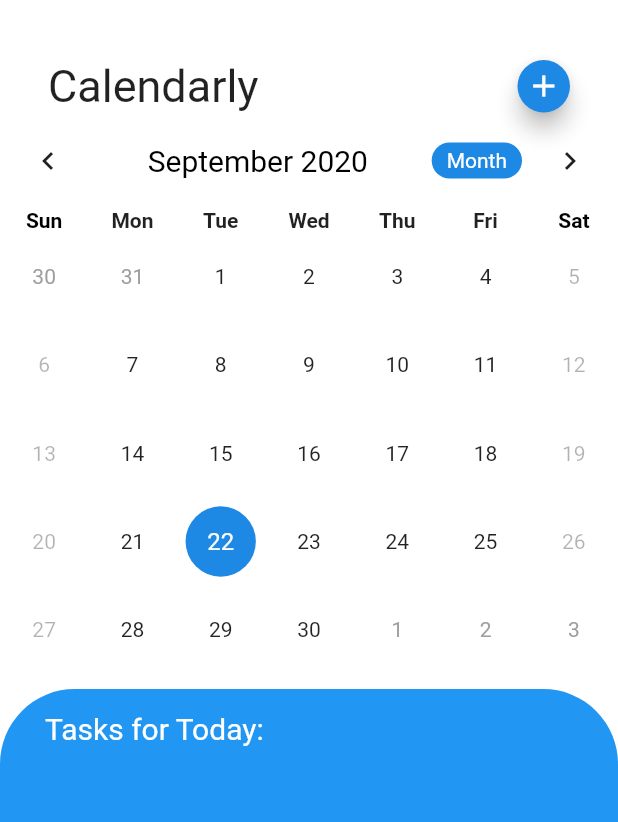
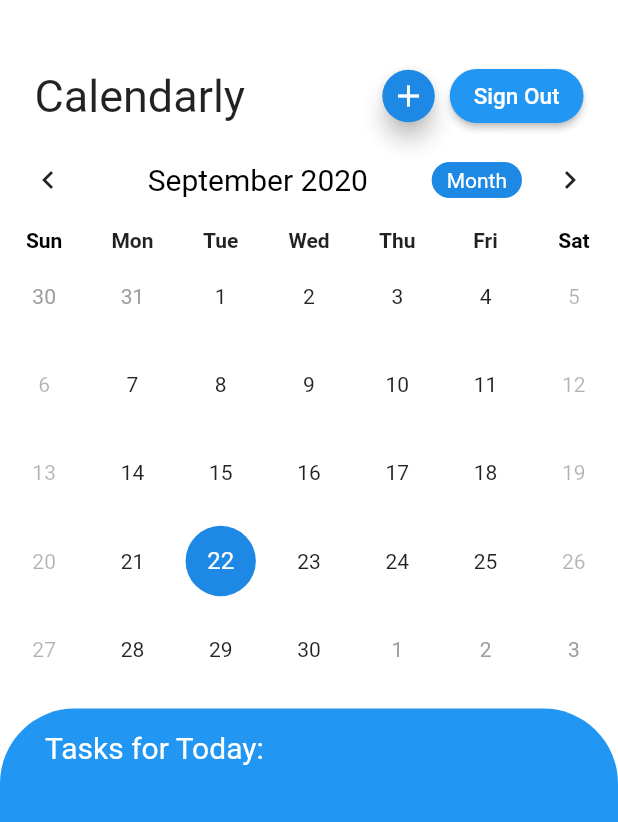
Before and after one commit to kimberlycao/Calendarly, a Flutter app: the HomePage screen opened directly, on a phone screen of 412 x 824 dp. Shown: the top 822 px of the screen. Run offline on Flutter 3.47's test engine with Material 2 defaults, Android fonts, the phone set to English and light mode, and no system bars; drawn by our look-alikes of table_calendar; our stand-ins replace email_validator, firebase_auth, firebase_core, firebase_database, flutter_signin_button, form_field_validator and 2 more; accounts and stored records are empty.

Commit message:
Added sign out function and error handling for register and sign in methods

```diff
--- a/lib/add_event.dart
+++ b/lib/add_event.dart
@@ -1,4 +1,4 @@
-import 'package:calendarly/calendar.dart';
+import 'package:calendarly/homepage.dart';
 import 'package:flutter/material.dart';
 import 'package:google_fonts/google_fonts.dart';
 
--- a/lib/calendar.dart
+++ b/lib/calendar.dart
@@ -1,127 +1,38 @@
 import 'package:flutter/material.dart';
 import 'package:google_fonts/google_fonts.dart';
 import 'package:table_calendar/table_calendar.dart';
-import 'package:intl/date_symbol_data_local.dart';
-import 'add_event.dart';
 
-class HomePage extends StatefulWidget {
-  @override
-  _HomePageState createState() => _HomePageState();
-}
+class Calendar extends StatelessWidget {
+  const Calendar({
+    Key key,
+    @required CalendarController controller,
+  })  : _controller = controller,
+        super(key: key);
 
-class _HomePageState extends State<HomePage> {
-  CalendarController _controller;
-  AnimationController _animation;
-  int currentYear;
-  Map<DateTime, String> specialDates;
+  final CalendarController _controller;
 
   @override
-  void initState() {
-    super.initState();
-    _controller = CalendarController();
-    //set current year
-    var currentYear = DateTime.now().year;
-
-    specialDates = {
-      DateTime(currentYear, 1, 1): "New Years",
-      DateTime(currentYear, 10, 10): "Naruto Uzamaki's Birthday",
-      DateTime(currentYear, 7, 23): "Sasuke Uchiha's Birthday",
-    };
-  }
-
-  @override
-  void dispose() {
-    _controller.dispose();
-    _animation.dispose();
-    super.dispose();
-  }
-
   Widget build(BuildContext context) {
-    return Scaffold(
-      backgroundColor: Colors.white,
-      body: SafeArea(
-        child: SingleChildScrollView(
-          child: Column(
-            crossAxisAlignment: CrossAxisAlignment.start,
-            children: <Widget>[
-              SizedBox(height: 40.0),
-              Container(
-                padding: EdgeInsets.symmetric(horizontal: 32),
-                child: Column(
-                  crossAxisAlignment: CrossAxisAlignment.start,
-                  children: [
-                    Row(
-                      mainAxisAlignment: MainAxisAlignment.spaceBetween,
-                      children: [
-                        Text("Calendarly",
-                            style: GoogleFonts.breeSerif(fontSize: 30.0)),
-                        SizedBox(
-                          height: 35.0,
-                          width: 35.0,
-                          child: FloatingActionButton(
-                            backgroundColor: Colors.blue[600],
-                            onPressed: () {
-                              Navigator.push(
-                                  context,
-                                  MaterialPageRoute(
-                                      builder: (context) => AddEvent()));
-                            },
-                            child: Icon(Icons.add),
-                          ),
-                        ),
-                      ],
-                    ),
-                  ],
-                ),
-              ),
-              TableCalendar(
+    return TableCalendar(
         initialCalendarFormat: CalendarFormat.month,
         calendarStyle: CalendarStyle(
           todayColor: Colors.blue[400],
           selectedColor: Colors.blue[600],
-                    weekendStyle:
-                        TextStyle(color: Colors.black.withOpacity(0.3)),
+          weekendStyle: TextStyle(color: Colors.black.withOpacity(0.3)),
         ),
         headerStyle: HeaderStyle(
             centerHeaderTitle: true,
             formatButtonShowsNext: false,
-                      formatButtonTextStyle:
-                          GoogleFonts.breeSerif(color: Colors.white),
+            formatButtonTextStyle: GoogleFonts.breeSerif(color: Colors.white),
             formatButtonDecoration: BoxDecoration(
                 color: Colors.blue[600],
                 borderRadius: BorderRadius.circular(30.0)),
-                      titleTextStyle: GoogleFonts.breeSerif(
-                          fontSize: 20.0, color: Colors.black)),
+            titleTextStyle:
+                GoogleFonts.breeSerif(fontSize: 20.0, color: Colors.black)),
         daysOfWeekStyle: DaysOfWeekStyle(
-                      weekdayStyle:
-                          GoogleFonts.breeSerif(fontWeight: FontWeight.bold),
+            weekdayStyle: GoogleFonts.breeSerif(fontWeight: FontWeight.bold),
             weekendStyle: GoogleFonts.breeSerif(
                 fontWeight: FontWeight.bold, color: Colors.black)),
-                  calendarController: _controller),
-              SizedBox(height: 10.0),
-              Container(
-                padding: EdgeInsets.only(left: 30.0),
-                width: MediaQuery.of(context).size.width,
-                height: MediaQuery.of(context).size.height,
-                decoration: BoxDecoration(
-                    borderRadius: BorderRadius.only(
-                        topLeft: Radius.circular(50),
-                        topRight: Radius.circular(50)),
-                    color: Colors.blue),
-                child: Column(
-                  crossAxisAlignment: CrossAxisAlignment.start,
-                  children: [
-                    SizedBox(height: 15.0),
-                    Text("Tasks for Today:",
-                        style: GoogleFonts.breeSerif(
-                            color: Colors.white, fontSize: 20.0))
-                  ],
-                ),
-              ),
-            ],
-          ),
-        ),
-      ),
-    );
+        calendarController: _controller);
   }
 }
--- /dev/null
+++ b/lib/homepage.dart
@@ -0,0 +1,118 @@
+import 'package:calendarly/login_page.dart';
+import 'package:flutter/material.dart';
+import 'package:google_fonts/google_fonts.dart';
+import 'package:table_calendar/table_calendar.dart';
+import 'add_event.dart';
+import 'calendar.dart';
+import 'auth.dart';
+
+class HomePage extends StatefulWidget {
+  @override
+  _HomePageState createState() => _HomePageState();
+}
+
+class _HomePageState extends State<HomePage> {
+  CalendarController _controller;
+  AnimationController _animation;
+
+  @override
+  void initState() {
+    super.initState();
+    _controller = CalendarController();
+  }
+
+  @override
+  void dispose() {
+    _controller.dispose();
+    _animation.dispose();
+    super.dispose();
+  }
+
+  Widget build(BuildContext context) {
+    return Scaffold(
+      backgroundColor: Colors.white,
+      body: SafeArea(
+        child: SingleChildScrollView(
+          child: Column(
+            crossAxisAlignment: CrossAxisAlignment.start,
+            children: <Widget>[
+              SizedBox(height: 40.0),
+              Container(
+                padding: EdgeInsets.symmetric(horizontal: 23),
+                child: Column(
+                  crossAxisAlignment: CrossAxisAlignment.start,
+                  children: [
+                    Row(
+                      mainAxisAlignment: MainAxisAlignment.spaceBetween,
+                      children: [
+                        Text("Calendarly",
+                            style: GoogleFonts.breeSerif(fontSize: 30.0)),
+                        Row(
+                          children: [
+                            SizedBox(
+                              height: 35.0,
+                              width: 35.0,
+                              child: FloatingActionButton(
+                                backgroundColor: Colors.blue[600],
+                                onPressed: () {
+                                  Navigator.push(
+                                      context,
+                                      MaterialPageRoute(
+                                          builder: (context) => AddEvent()));
+                                },
+                                child: Icon(Icons.add),
+                              ),
+                            ),
+                            SizedBox(width: 10.0),
+                            RaisedButton(
+                              shape: RoundedRectangleBorder(
+                                  borderRadius: BorderRadius.circular(30.0)),
+                              onPressed: () {
+                                signOut().whenComplete(() =>
+                                    Navigator.of(context).pushAndRemoveUntil(
+                                        MaterialPageRoute(
+                                            builder: (context) =>
+                                                LoginScreen()),
+                                        (Route<dynamic> route) => false));
+                              },
+                              disabledColor: Colors.blue,
+                              child: Text("Sign Out",
+                                  style: GoogleFonts.breeSerif(
+                                      fontSize: 15.0, color: Colors.white)),
+                              color: Colors.blue,
+                            ),
+                          ],
+                        ),
+                      ],
+                    ),
+                  ],
+                ),
+              ),
+              Calendar(controller: _controller),
+              SizedBox(height: 10.0),
+              Container(
+                padding: EdgeInsets.only(left: 30.0),
+                width: MediaQuery.of(context).size.width,
+                height: MediaQuery.of(context).size.height,
+                decoration: BoxDecoration(
+                    borderRadius: BorderRadius.only(
+                        topLeft: Radius.circular(50),
+                        topRight: Radius.circular(50)),
+                    color: Colors.blue),
+                child: Column(
+                  crossAxisAlignment: CrossAxisAlignment.start,
+                  children: [
+                    SizedBox(height: 15.0),
+                    Text("Tasks for Today:",
+                        style: GoogleFonts.breeSerif(
+                            color: Colors.white, fontSize: 20.0))
+                  ],
+                ),
+              ),
+            ],
+          ),
+        ),
+      ),
+    );
+  }
+}
```
Also changed, not shown: lib/auth.dart (+63 -19 lines), lib/login_page.dart (+15 -6 lines), lib/main.dart (+5 -5 lines), lib/register_page.dart (renamed from lib/register.dart, +18 -4 lines). Lines whose indentation alone changed are shown as unchanged.
